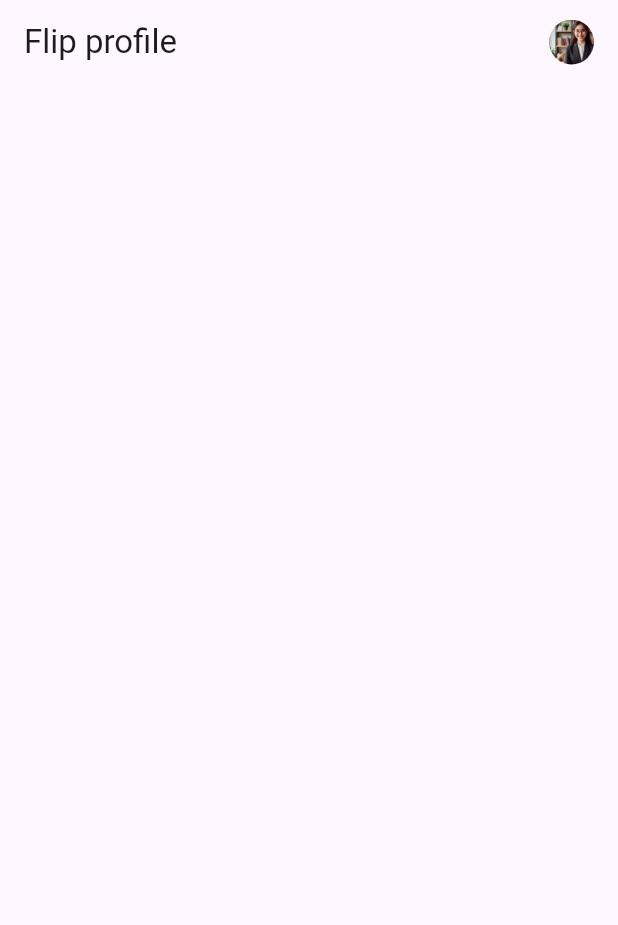
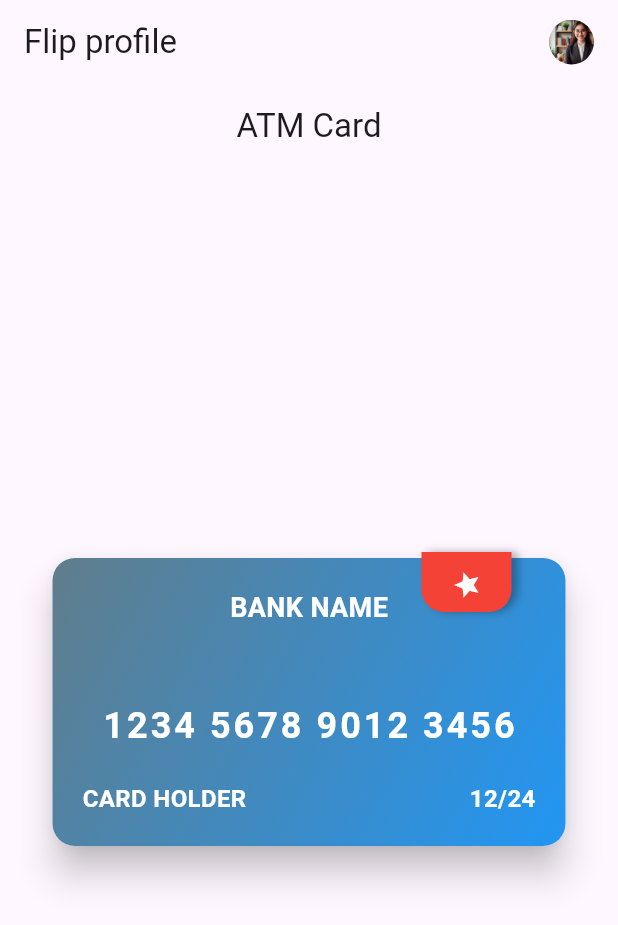
Before and after one commit to Vijeta-flutter/Weatherapp-integrated, a Flutter app: the screen it shows after launch, on a phone screen of 412 x 824 dp. Shown: the top 925 px of the screen. Run offline on Flutter 3.47's test engine with Material 3 defaults, Android fonts, the phone set to English and light mode, and no system bars; our stand-ins replace image_picker, shared_preferences; missing offline and left inert: date_picker_plus.

Commit message:
file structured

```diff
--- /dev/null
+++ b/lib/atm_card.dart
@@ -0,0 +1,183 @@
+import 'package:flutter/material.dart';
+
+class CardScreen extends StatelessWidget {
+  // final ValueNotifier<bool> _isSlidingUp = ValueNotifier<bool>(false);
+
+  @override
+  Widget build(BuildContext context) {
+    Future.delayed(Duration(milliseconds: 100), () {
+      WidgetsBinding.instance?.addPostFrameCallback((_) {
+      });
+    });
+
+    return Scaffold(
+      appBar: AppBar(
+        title: Text('ATM Card'),
+        centerTitle: true,
+      ),
+      body: Center(
+        child: SizedBox(
+          width: 350,
+          height: 200,
+          child: Stack(
+            children: [
+              _buildCard(),
+              _buildAnimatedBookmark(),
+              // _buildTapDetector(),
+          ],
+          ),
+        ),
+      ),
+    );
+  }
+  Widget _buildCard() {
+    return Card(
+      elevation: 10,
+      shape: RoundedRectangleBorder(
+        borderRadius: BorderRadius.circular(15),
+      ),
+      child: Container(
+        decoration: BoxDecoration(
+          gradient: LinearGradient(
+            colors: [Colors.blueGrey, Colors.blue],
+            begin: Alignment.topLeft,
+            end: Alignment.bottomRight,
+          ),
+          borderRadius: BorderRadius.circular(15),
+        ),
+        child: Padding(
+          padding: const EdgeInsets.all(20.0),
+          child: Column(
+            mainAxisAlignment: MainAxisAlignment.spaceBetween,
+            crossAxisAlignment: CrossAxisAlignment.center,
+            children: [
+              Align(
+                alignment: Alignment.topCenter,
+                child: Text(
+                  'BANK NAME',
+                  style: TextStyle(
+                    fontSize: 18,
+                    color: Colors.white,
+                    fontWeight: FontWeight.bold,
+                  ),
+                ),
+              ),
+              Spacer(),
+              Text(
+                '1234 5678 9012 3456',
+                style: TextStyle(
+                  fontSize: 24,
+                  letterSpacing: 2.0,
+                  color: Colors.white,
+                  fontWeight: FontWeight.bold,
+                ),
+              ),
+              SizedBox(height: 20),
+              Row(
+                mainAxisAlignment: MainAxisAlignment.spaceBetween,
+                children: [
+                  Text(
+                    'CARD HOLDER',
+                    style: TextStyle(
+                      fontSize: 16,
+                      color: Colors.white,
+                      fontWeight: FontWeight.bold,
+                    ),
+                  ),
+                  Text(
+                    '12/24',
+                    style: TextStyle(
+                      fontSize: 16,
+                      color: Colors.white,
+                      fontWeight: FontWeight.bold,
+                    ),
+                  ),
+                ],
+              ),
+            ],
+          ),
+        ),
+      ),
+    );
+  }
+
+  Widget _buildAnimatedBookmark() {
+    return TweenAnimationBuilder<double>(
+      tween: Tween<double>(begin: 100, end: 40),
+      duration: Duration(seconds: 3),
+      builder: (context,height,child){
+        return Positioned(
+          left: 250,
+          child: RotatedBox(
+            quarterTurns: 3,
+            child: AnimatedContainer(
+              duration: Duration(seconds: 3),
+              height: 60,
+              width: height,
+              decoration: BoxDecoration(
+                color: Colors.red,
+                borderRadius: BorderRadius.only(
+                  bottomLeft: Radius.circular(15),
+                  topLeft: Radius.circular(15),
+                ),
+                boxShadow: [
+                  BoxShadow(
+                    color: Colors.black.withOpacity(0.3),
+                    blurRadius: 4,
+                    offset: Offset(0, 4),
+                  ),
+                ],
+              ),
+              child: Row(
+                children: [
+                  Padding(
+                    padding: const EdgeInsets.all(8.0),
+                    child: Icon(
+                      Icons.star,
+                      color: Colors.white,
+                      size: 20,
+                    ),
+                  ),
+                  Expanded(
+                    child: AnimatedOpacity(
+                      opacity: height == 100 ? 0.0 : 1.0,
+                      duration: Duration(milliseconds: 300),
+                      child: Padding(
+                        padding: const EdgeInsets.all(8.0),
+                        child: Text(
+                          "hello",
+                          style: TextStyle(
+                              fontWeight: FontWeight.bold,
+                              fontSize: 16,
+                              color: Colors.white70),
+                          textAlign: TextAlign.center,
+                          overflow: TextOverflow.ellipsis,
+                        ),
+                      ),
+                    ),
+                  ),
+                ],
+              ),
+          ),
+            ),
+        );
+      },
+    );
+  }
+
+  // Widget _buildTapDetector(){
+  //   return Positioned.fill(
+  //     child: GestureDetector(
+  //       onTap: () {
+  //         if (!_isSlidingUp.value) {
+  //           _isSlidingUp.value = true;
+  //         }
+  //       },
+  //       child: Container(
+  //         color: Colors.transparent,
+  //       ),
+  //     ),
+  //   );
+  // }
+
+}
--- a/lib/main.dart
+++ b/lib/main.dart
@@ -1,3 +1,4 @@
+import 'package:weatherapp/atm_card.dart';
 import 'package:weatherapp/screens/home_page.dart';
 import 'package:flutter/material.dart';
 import 'package:weatherapp/screens/weather.dart';
--- a/lib/screens/weather.dart
+++ b/lib/screens/weather.dart
@@ -212,7 +212,7 @@
 //   }
 // }
 
-import 'dart:io'; // Import for File
+import 'dart:io';
 import 'package:flutter/material.dart';
 import 'package:shared_preferences/shared_preferences.dart';
 import 'package:weatherapp/screens/week.dart';
@@ -228,13 +228,13 @@ class Weather extends StatefulWidget {
 class _WeatherState extends State<Weather> {
   TextEditingController controller = TextEditingController();
   WeatherModel? weatherMeta;
-  String profilePicPath = ''; // Variable to store the profile picture path
+  String profilePicPath = '';
 
   @override
   void initState() {
     super.initState();
     getdata();
-    _loadProfilePic(); // Load profile picture path
+    _loadProfilePic();
   }
 
   void getdata() async {
--- a/lib/widget.dart
+++ b/lib/widget.dart
@@ -1,6 +1,7 @@
-
 import 'package:flutter/material.dart';
 import 'dart:math';
+
+import 'package:weatherapp/atm_card.dart';
 
 class RotateContainer extends StatelessWidget {
   final Duration rotationDuration;
@@ -73,6 +74,7 @@ class RotateContainer extends StatelessWidget {
           ],
         ),
       ),
+      body: CardScreen(),
     );
   }
 }
```
